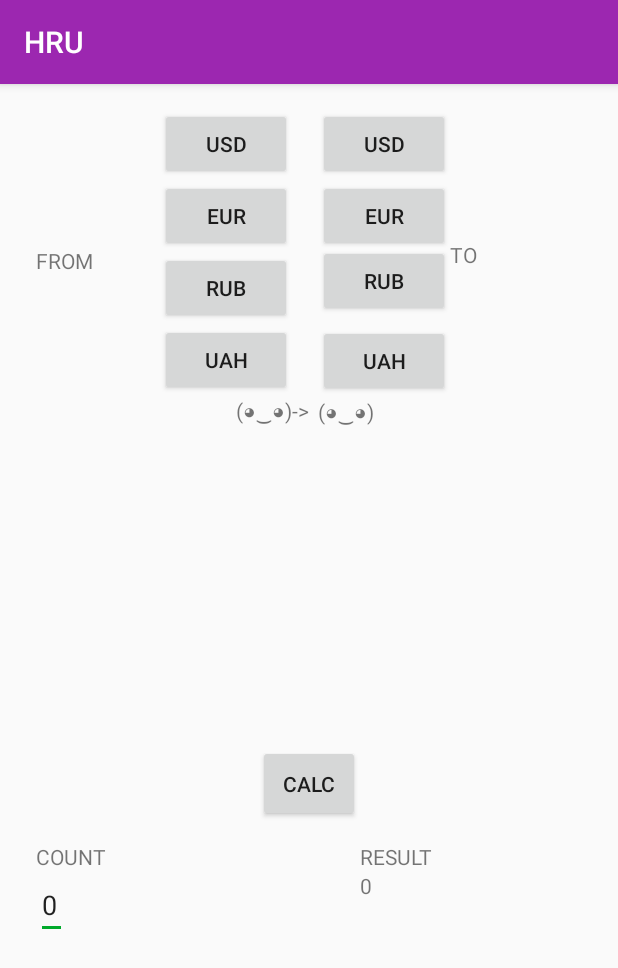
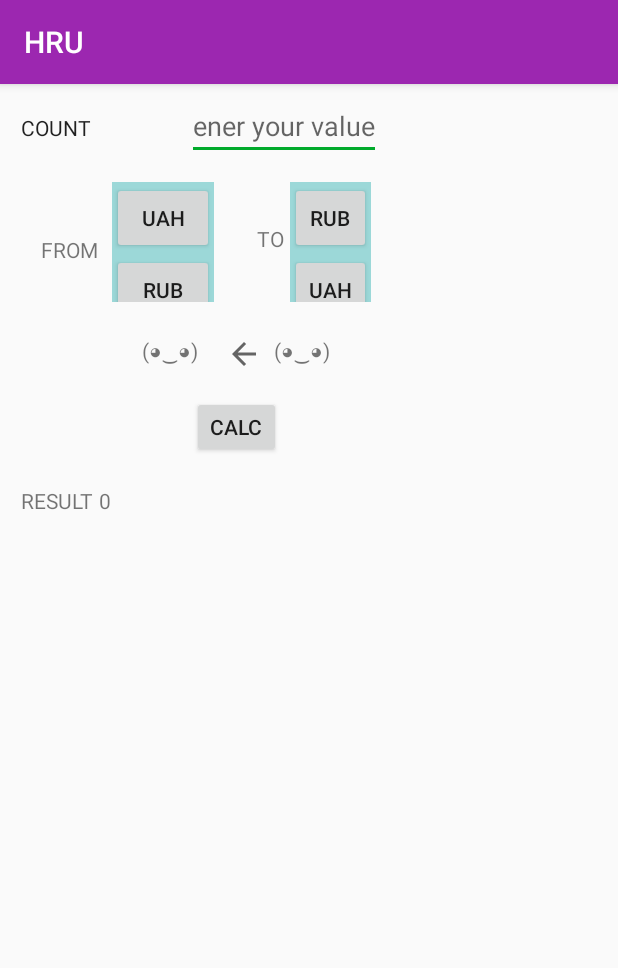
Before and after one commit to gingersamurai/currencyCalcTaskMobDevHSE, an Android app: the screen it shows after launch (MainActivity), on a phone screen of 412 x 824 dp. Shown: the top 968 px of the screen. Run offline under Robolectric (Android 15) with nearby library versions, the phone set to English and light mode, and no system bars.

Commit message:
new version

```diff
--- a/app/src/main/java/com/example/conv/MainActivity.kt
+++ b/app/src/main/java/com/example/conv/MainActivity.kt
@@ -5,9 +5,7 @@ import android.os.Bundle
 import kotlinx.android.synthetic.main.activity_main.*
 fun check(str: String): Boolean{
     if(str == "") return false
-    for(i in str){
-        if( (i.toChar()<'0') or (i.toChar()>'9') ) return false;
-    }
+
     return true
 }
 
@@ -74,5 +72,10 @@ class MainActivity : AppCompatActivity() {
                 res.text = n.toString()
             } else res.text = "ERROR INPUT"
         }
+        arrow.setOnClickListener {
+            var c = fs.text.toString()
+            fs.text = sd.text.toString()
+            sd.text = c
+        }
     }
 }
--- a/app/src/main/res/layout/activity_main.xml
+++ b/app/src/main/res/layout/activity_main.xml
@@ -4,170 +4,211 @@
     xmlns:tools="http://schemas.android.com/tools"
     android:layout_width="match_parent"
     android:layout_height="match_parent"
+    android:accessibilityHeading="false"
     tools:context=".MainActivity">
-
-    <Button
-        android:id="@+id/usd1"
-        android:layout_width="wrap_content"
-        android:layout_height="wrap_content"
-        android:layout_marginTop="16dp"
-        android:layout_marginEnd="17dp"
-        android:text="USD"
-        app:layout_constraintBottom_toTopOf="@+id/eur1"
-        app:layout_constraintEnd_toStartOf="@+id/usd2"
-        app:layout_constraintHorizontal_chainStyle="packed"
-        app:layout_constraintStart_toStartOf="parent"
-        app:layout_constraintTop_toTopOf="parent" />
-
-    <Button
-        android:id="@+id/rub1"
-        android:layout_width="wrap_content"
-        android:layout_height="wrap_content"
-        android:text="RUB"
-        app:layout_constraintStart_toStartOf="@+id/eur1"
-        app:layout_constraintTop_toBottomOf="@+id/eur1" />
 
     <TextView
         android:id="@+id/ffrom"
         android:layout_width="wrap_content"
         android:layout_height="wrap_content"
-        android:layout_marginStart="24dp"
-        android:layout_marginTop="108dp"
+        android:layout_marginStart="27dp"
+        android:layout_marginBottom="25dp"
         android:text="FROM"
-        app:layout_constraintStart_toStartOf="parent"
-        app:layout_constraintTop_toTopOf="parent" />
+        app:layout_constraintBottom_toBottomOf="@+id/scroll1"
+        app:layout_constraintStart_toStartOf="parent" />
 
-    <Button
-        android:id="@+id/uah1"
+    <ScrollView
+        android:id="@+id/scroll2"
+        android:layout_width="54dp"
+        android:layout_height="80dp"
+        android:layout_marginStart="140dp"
+        android:layout_marginTop="60dp"
+        android:layout_marginEnd="139dp"
+        android:layout_marginBottom="63dp"
+        app:layout_constraintBottom_toTopOf="@+id/calc"
+        app:layout_constraintEnd_toEndOf="parent"
+        app:layout_constraintStart_toStartOf="@+id/ffrom"
+        app:layout_constraintTop_toTopOf="@+id/cnt">
+
+        <LinearLayout
+            android:id="@+id/linear2"
+            android:layout_width="match_parent"
+            android:layout_height="wrap_content"
+            android:background="#9CD8D8"
+            android:backgroundTint="#9CD8D8"
+            android:orientation="vertical">
+
+            <Button
+                android:id="@+id/rub2"
+                android:layout_width="wrap_content"
+                android:layout_height="wrap_content"
+                android:text="RUB" />
+
+            <Button
+                android:id="@+id/uah2"
+                android:layout_width="wrap_content"
+                android:layout_height="wrap_content"
+                android:text="UAH" />
+
+            <Button
+                android:id="@+id/eur2"
+                android:layout_width="wrap_content"
+                android:layout_height="wrap_content"
+                android:text="EUR" />
+
+            <Button
+                android:id="@+id/usd2"
+                android:layout_width="wrap_content"
+                android:layout_height="wrap_content"
+                android:text="USD" />
+        </LinearLayout>
+    </ScrollView>
+
+    <ScrollView
+        android:id="@+id/scroll1"
+        android:layout_width="0dp"
+        android:layout_height="0dp"
+        android:layout_marginStart="9dp"
+        android:layout_marginEnd="8dp"
+        app:layout_constraintBottom_toBottomOf="@+id/scroll2"
+        app:layout_constraintEnd_toStartOf="@+id/arrow"
+        app:layout_constraintStart_toEndOf="@+id/ffrom"
+        app:layout_constraintTop_toTopOf="@+id/scroll2">
+
+        <LinearLayout
+            android:id="@+id/linear1"
+            android:layout_width="match_parent"
+            android:layout_height="wrap_content"
+            android:background="#9CD8D8"
+            android:backgroundTint="#9CD8D8"
+            android:orientation="vertical">
+
+            <Button
+                android:id="@+id/uah1"
+                android:layout_width="wrap_content"
+                android:layout_height="wrap_content"
+                android:text="UAH" />
+
+            <Button
+                android:id="@+id/rub1"
+                android:layout_width="wrap_content"
+                android:layout_height="wrap_content"
+                android:text="RUB" />
+
+            <Button
+                android:id="@+id/usd1"
+                android:layout_width="wrap_content"
+                android:layout_height="wrap_content"
+                android:text="USD" />
+
+            <Button
+                android:id="@+id/eur1"
+                android:layout_width="wrap_content"
+                android:layout_height="wrap_content"
+                android:text="EUR" />
+        </LinearLayout>
+    </ScrollView>
+
+    <ImageView
+        android:id="@+id/arrow"
         android:layout_width="wrap_content"
         android:layout_height="wrap_content"
-        android:text="UAH"
-        app:layout_constraintStart_toStartOf="@+id/rub1"
-        app:layout_constraintTop_toBottomOf="@+id/rub1" />
+        android:layout_marginStart="12dp"
+        android:layout_marginBottom="76dp"
+        app:layout_constraintBottom_toTopOf="@+id/res"
+        app:layout_constraintStart_toEndOf="@+id/fs"
+        app:srcCompat="?attr/actionModeCloseDrawable" />
 
     <TextView
         android:id="@+id/fs"
-        android:layout_width="wrap_content"
-        android:layout_height="wrap_content"
+        android:layout_width="44dp"
+        android:layout_height="0dp"
+        android:layout_marginStart="19dp"
+        android:layout_marginEnd="20dp"
         android:text="(◕‿◕)"
-        app:layout_constraintEnd_toEndOf="@+id/uah1"
-        app:layout_constraintTop_toBottomOf="@+id/uah1" />
-
-    <Button
-        android:id="@+id/eur1"
-        android:layout_width="wrap_content"
-        android:layout_height="wrap_content"
-        android:layout_marginBottom="15dp"
-        android:text="EUR"
-        app:layout_constraintBottom_toBottomOf="@+id/ffrom"
-        app:layout_constraintStart_toStartOf="@+id/usd1" />
-
-    <Button
-        android:id="@+id/usd2"
-        android:layout_width="wrap_content"
-        android:layout_height="wrap_content"
-        android:layout_marginTop="16dp"
-        android:layout_marginEnd="5dp"
-        android:text="USD"
-        app:layout_constraintEnd_toEndOf="parent"
-        app:layout_constraintStart_toEndOf="@+id/usd1"
-        app:layout_constraintTop_toTopOf="parent" />
-
-    <TextView
-        android:id="@+id/sd"
-        android:layout_width="wrap_content"
-        android:layout_height="wrap_content"
-        android:text="(◕‿◕)"
-        app:layout_constraintStart_toStartOf="@+id/uah2"
-        app:layout_constraintTop_toBottomOf="@+id/uah2" />
-
-    <Button
-        android:id="@+id/rub2"
-        android:layout_width="wrap_content"
-        android:layout_height="wrap_content"
-        android:layout_marginTop="3dp"
-        android:text="RUB"
-        app:layout_constraintStart_toStartOf="@+id/eur2"
-        app:layout_constraintTop_toTopOf="@+id/tto" />
-
-    <Button
-        android:id="@+id/uah2"
-        android:layout_width="wrap_content"
-        android:layout_height="wrap_content"
-        android:layout_marginTop="5dp"
-        android:text="UAH"
-        app:layout_constraintStart_toStartOf="@+id/rub2"
-        app:layout_constraintTop_toBottomOf="@+id/rub2" />
-
-    <Button
-        android:id="@+id/eur2"
-        android:layout_width="wrap_content"
-        android:layout_height="wrap_content"
-        android:text="EUR"
-        app:layout_constraintStart_toStartOf="@+id/usd2"
-        app:layout_constraintTop_toBottomOf="@+id/usd2" />
+        app:layout_constraintBottom_toBottomOf="@+id/arrow"
+        app:layout_constraintEnd_toStartOf="@+id/tto"
+        app:layout_constraintStart_toEndOf="@+id/rresult"
+        app:layout_constraintTop_toTopOf="@+id/arrow" />
 
     <TextView
         android:id="@+id/tto"
         android:layout_width="wrap_content"
         android:layout_height="wrap_content"
-        android:layout_marginTop="104dp"
+        android:layout_marginTop="28dp"
+        android:layout_marginEnd="4dp"
         android:text="TO"
-        app:layout_constraintStart_toEndOf="@+id/eur2"
+        app:layout_constraintEnd_toStartOf="@+id/scroll2"
+        app:layout_constraintTop_toTopOf="@+id/scroll2" />
+
+    <TextView
+        android:id="@+id/sd"
+        android:layout_width="0dp"
+        android:layout_height="0dp"
+        android:layout_marginStart="8dp"
+        android:layout_marginEnd="8dp"
+        android:text="(◕‿◕)"
+        app:layout_constraintBottom_toBottomOf="@+id/arrow"
+        app:layout_constraintEnd_toEndOf="@+id/scroll2"
+        app:layout_constraintStart_toEndOf="@+id/arrow"
+        app:layout_constraintTop_toTopOf="@+id/arrow" />
+
+    <Button
+        android:id="@+id/calc"
+        android:layout_width="59dp"
+        android:layout_height="41dp"
+        android:layout_marginStart="41dp"
+        android:layout_marginTop="40dp"
+        android:layout_marginEnd="39dp"
+        android:layout_marginBottom="38dp"
+        android:text="CALC"
+        app:layout_constraintBottom_toBottomOf="@+id/res"
+        app:layout_constraintEnd_toEndOf="@+id/sd"
+        app:layout_constraintStart_toStartOf="@+id/scroll1"
+        app:layout_constraintTop_toTopOf="@+id/fs" />
+
+    <TextView
+        android:id="@+id/ccount"
+        android:layout_width="0dp"
+        android:layout_height="21dp"
+        android:layout_marginStart="14dp"
+        android:layout_marginEnd="8dp"
+        android:cursorVisible="false"
+        android:text="COUNT"
+        android:textAppearance="@style/TextAppearance.AppCompat.Body1"
+        app:layout_constraintBaseline_toBaselineOf="@+id/cnt"
+        app:layout_constraintEnd_toStartOf="@+id/cnt"
+        app:layout_constraintStart_toStartOf="parent" />
+
+    <EditText
+        android:id="@+id/cnt"
+        android:layout_width="wrap_content"
+        android:layout_height="wrap_content"
+        android:layout_marginTop="5dp"
+        android:layout_marginEnd="158dp"
+        android:hint="ener your value"
+        android:inputType="numberDecimal"
+        app:layout_constraintEnd_toEndOf="parent"
+        app:layout_constraintStart_toEndOf="@+id/ccount"
         app:layout_constraintTop_toTopOf="parent" />
 
     <TextView
         android:id="@+id/rresult"
         android:layout_width="wrap_content"
         android:layout_height="wrap_content"
-        android:layout_marginTop="13dp"
+        android:layout_marginStart="14dp"
         android:text="RESULT"
-        app:layout_constraintStart_toEndOf="@+id/calc"
-        app:layout_constraintTop_toBottomOf="@+id/calc" />
+        app:layout_constraintBaseline_toBaselineOf="@+id/res"
+        app:layout_constraintStart_toStartOf="parent" />
 
     <TextView
         android:id="@+id/res"
         android:layout_width="wrap_content"
         android:layout_height="wrap_content"
+        android:layout_marginStart="3dp"
+        android:layout_marginTop="268dp"
         android:text="0"
-        app:layout_constraintStart_toStartOf="@+id/rresult"
-        app:layout_constraintTop_toBottomOf="@+id/rresult" />
-
-    <TextView
-        android:id="@+id/ccount"
-        android:layout_width="wrap_content"
-        android:layout_height="wrap_content"
-        android:layout_marginStart="24dp"
-        android:text="COUNT"
-        app:layout_constraintBottom_toBottomOf="@+id/rresult"
-        app:layout_constraintStart_toStartOf="parent"
-        app:layout_constraintTop_toTopOf="@+id/rresult" />
-
-    <EditText
-        android:id="@+id/cnt"
-        android:layout_width="wrap_content"
-        android:layout_height="wrap_content"
-        android:text="0"
-        app:layout_constraintStart_toStartOf="@+id/ccount"
-        app:layout_constraintTop_toBottomOf="@+id/ccount" />
-
-    <Button
-        android:id="@+id/calc"
-        android:layout_width="68dp"
-        android:layout_height="51dp"
-        android:text="CALC"
-        app:layout_constraintBottom_toBottomOf="parent"
-        app:layout_constraintEnd_toEndOf="parent"
-        app:layout_constraintStart_toStartOf="parent"
-        app:layout_constraintTop_toTopOf="parent"
-        app:layout_constraintVertical_bias="0.615" />
-
-    <TextView
-        android:id="@+id/textView4"
-        android:layout_width="wrap_content"
-        android:layout_height="wrap_content"
-        android:text="->"
-        app:layout_constraintBaseline_toBaselineOf="@+id/fs"
-        app:layout_constraintStart_toEndOf="@+id/uah1" />
+        app:layout_constraintStart_toEndOf="@+id/rresult"
+        app:layout_constraintTop_toTopOf="parent" />
 
 </androidx.constraintlayout.widget.ConstraintLayout>
```
